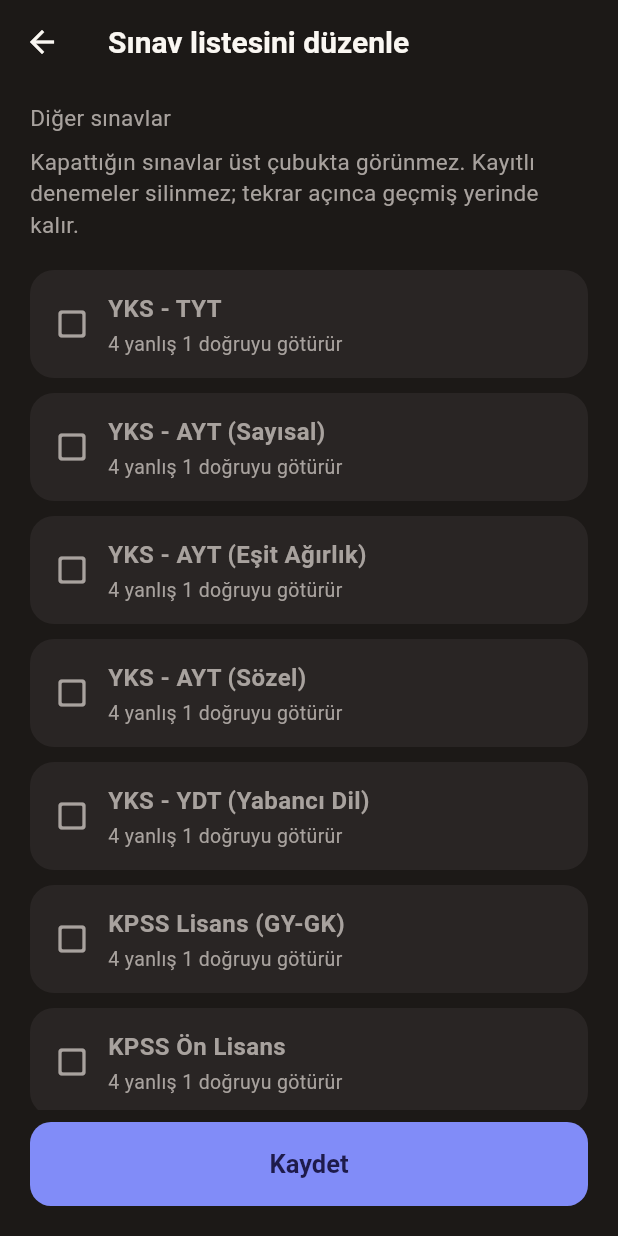
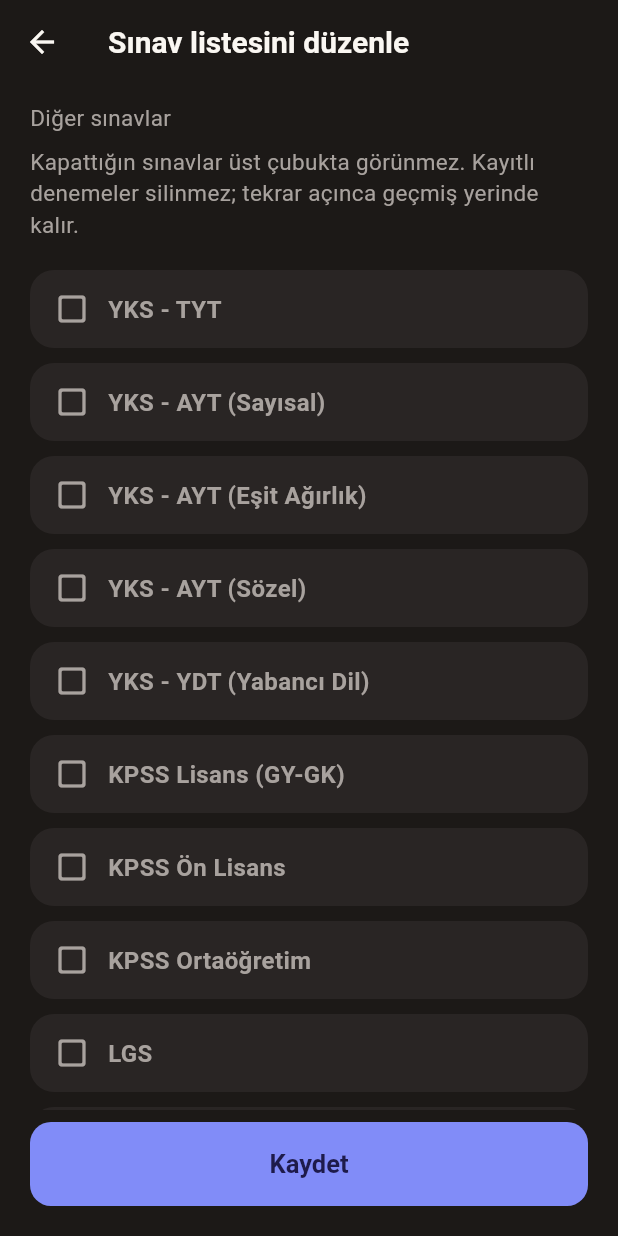
Before and after one commit to ogulcanismik/DenemeTakip, a Flutter app: the ExamListSettingsScreen screen opened directly, on a phone screen of 412 x 824 dp. Run offline on Flutter 3.47's test engine with Material 3 defaults, Android fonts, the phone set to English and light mode, and no system bars; our stand-ins replace fl_chart, flutter_riverpod, hive_flutter; accounts and stored records are empty.

Commit message:
Remove weekly streak and penalty tip UI.
Keep net calculation unchanged; drop unused streak helper and penaltyLabel.

```diff
--- a/lib/domain/exam_type.dart
+++ b/lib/domain/exam_type.dart
@@ -25,10 +25,6 @@
   final List<SectionDefinition> sections;
   final double defaultTargetNet;
 
-  String get penaltyLabel => penaltyDivisor == 0
-      ? 'Yanlış doğruyu götürmez'
-      : '$penaltyDivisor yanlış 1 doğruyu götürür';
-
   SectionDefinition? sectionById(String id) {
     for (final section in sections) {
       if (section.id == id) return section;
--- a/lib/ui/screens/exam_list_settings_screen.dart
+++ b/lib/ui/screens/exam_list_settings_screen.dart
@@ -154,25 +154,12 @@
               ),
               const SizedBox(width: 12),
               Expanded(
-                child: Column(
-                  crossAxisAlignment: CrossAxisAlignment.start,
-                  children: [
-                    Text(
-                      exam.name,
-                      style: const TextStyle(
-                        fontWeight: FontWeight.w700,
-                        fontSize: 16,
-                      ),
-                    ),
-                    const SizedBox(height: 4),
-                    Text(
-                      exam.penaltyLabel,
-                      style: const TextStyle(
-                        color: AppColors.textMuted,
-                        fontSize: 13,
-                      ),
-                    ),
-                  ],
+                child: Text(
+                  exam.name,
+                  style: const TextStyle(
+                    fontWeight: FontWeight.w700,
+                    fontSize: 16,
+                  ),
                 ),
               ),
             ],
```
Also changed, not shown: lib/domain/streak.dart (deleted, +0 -15 lines), lib/state/providers.dart (+0 -9 lines), lib/ui/screens/dashboard_screen.dart (+0 -26 lines), lib/ui/screens/entry_screen.dart (+0 -8 lines), lib/ui/screens/onboarding_screen.dart (+0 -8 lines), lib/ui/screens/shell_screen.dart (+6 -20 lines).
